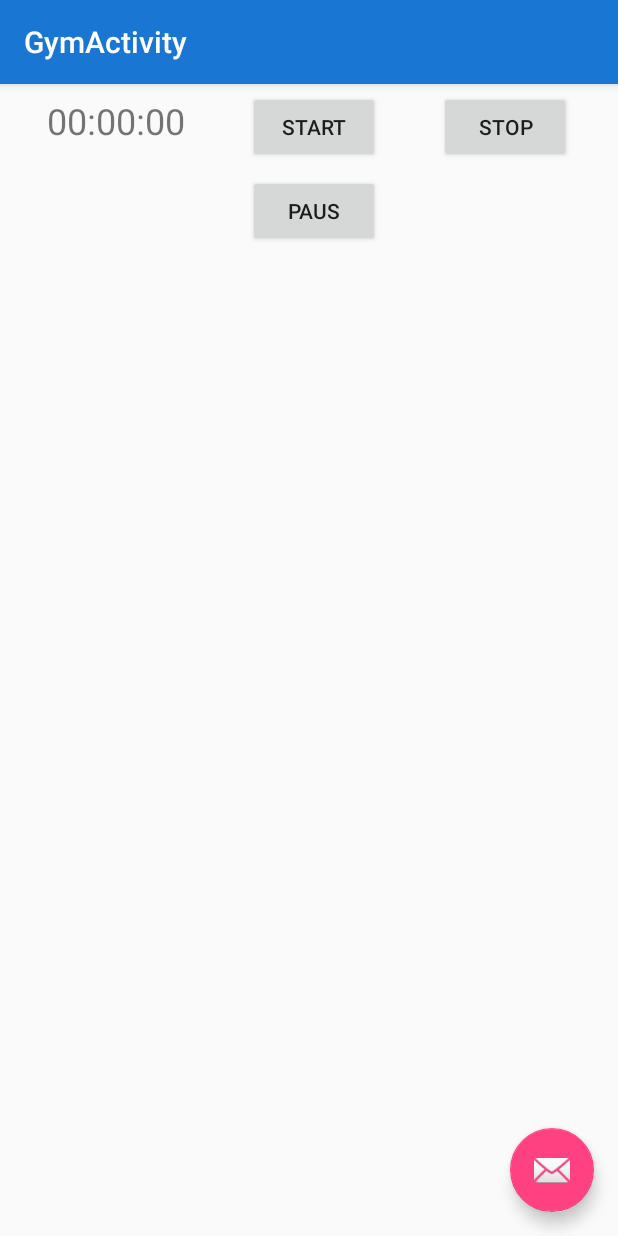
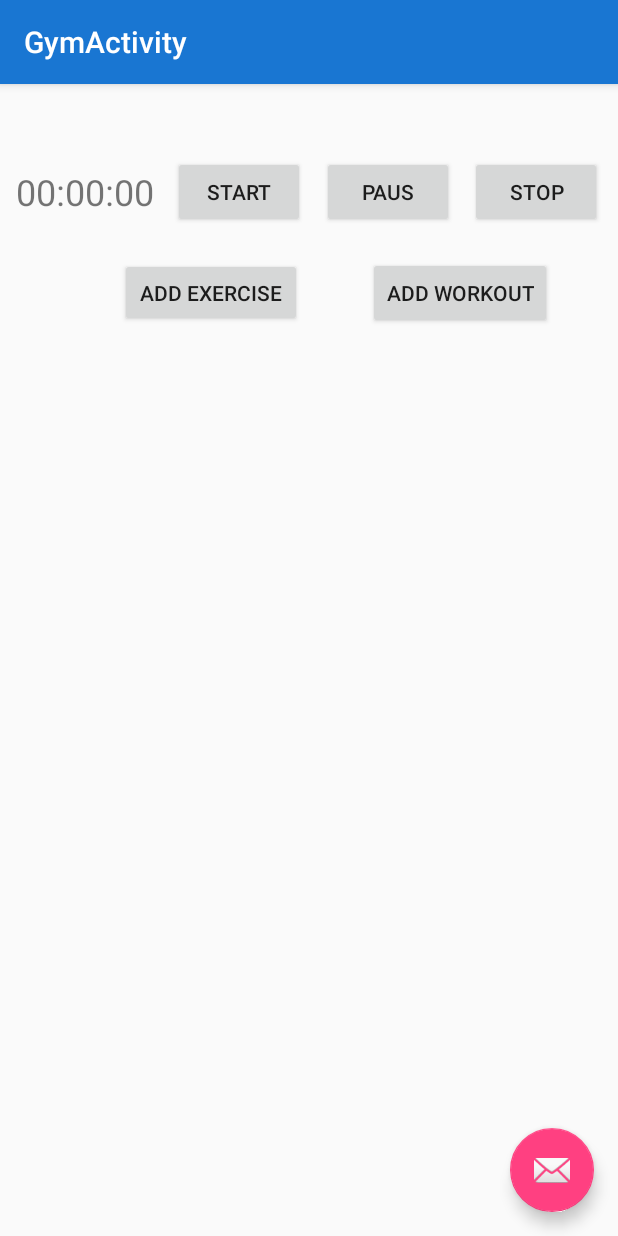
Before and after one commit to rebeccafinne/TraningsApp, an Android app: the screen it shows after launch (GymActivity), on a phone screen of 412 x 824 dp. Run offline under Robolectric (Android 15) with nearby library versions, the phone set to English and light mode, and no system bars.

Commit message:
Fixade så att layouten inte är superknas

```diff
--- a/TrainingApp/app/src/main/java/kandidat/trainingapp/Timer.java
+++ b/TrainingApp/app/src/main/java/kandidat/trainingapp/Timer.java
@@ -36,7 +36,7 @@ public class Timer implements Runnable{
     }
 
     public void pausTimer() {
-        if (!paused) {
+        if (!paused && isRunning) {
             timeWhenPaused = System.currentTimeMillis();
             paused = true;
         }
@@ -68,5 +68,7 @@ public class Timer implements Runnable{
                 e.printStackTrace();
             }
         }
+        //When stoped running, reset text.
+        ((GymActivity) timerContext).updateTimerText("00:00:00"); //TODO något annat än att nollställa
     }
 }
--- a/TrainingApp/app/src/main/res/layout/content_gym.xml
+++ b/TrainingApp/app/src/main/res/layout/content_gym.xml
@@ -9,48 +9,105 @@
     tools:showIn="@layout/activity_gym">
 
     <Button
+        android:id="@+id/btn_add_wrkout"
+        android:layout_width="wrap_content"
+        android:layout_height="wrap_content"
+        android:layout_marginEnd="8dp"
+        android:layout_marginStart="8dp"
+        android:layout_weight="1"
+        android:text="@string/add_wrkout"
+        app:layout_constraintBottom_toBottomOf="@+id/btn_add_ex"
+        app:layout_constraintEnd_toEndOf="parent"
+        app:layout_constraintHorizontal_bias="0.5"
+        app:layout_constraintStart_toEndOf="@+id/btn_add_ex"
+        app:layout_constraintTop_toTopOf="@+id/btn_add_ex" />
+
+    <Button
+        android:id="@+id/btn_add_ex"
+        android:layout_width="121dp"
+        android:layout_height="46dp"
+        android:layout_marginStart="44dp"
+        android:layout_marginTop="20dp"
+        android:layout_weight="1"
+        android:text="@string/add_ex"
+        app:layout_constraintEnd_toStartOf="@+id/btn_add_wrkout"
+        app:layout_constraintHorizontal_bias="0.5"
+        app:layout_constraintStart_toStartOf="parent"
+        app:layout_constraintTop_toBottomOf="@+id/btn_timer_start"
+        android:layout_marginLeft="44dp" />
+
+    <TextView
+        android:id="@+id/timer_text"
+        android:layout_width="102dp"
+        android:layout_height="wrap_content"
+        android:layout_marginBottom="8dp"
+        android:layout_marginStart="8dp"
+        android:layout_marginTop="8dp"
+        android:layout_weight="1"
+        android:text="00:00:00"
+        android:textSize="24sp"
+        app:layout_constraintBottom_toBottomOf="parent"
+        app:layout_constraintEnd_toStartOf="@+id/btn_timer_start"
+        app:layout_constraintHorizontal_bias="0.5"
+        app:layout_constraintStart_toStartOf="parent"
+        app:layout_constraintTop_toTopOf="parent"
+        app:layout_constraintVertical_bias="0.066"
+        android:layout_marginLeft="8dp" />
+
+    <Button
+        android:id="@+id/btn_timer_stop"
+        android:layout_width="wrap_content"
+        android:layout_height="wrap_content"
+        android:layout_marginEnd="8dp"
+        android:layout_weight="1"
+        android:text="@string/stop_timer"
+        app:layout_constraintBottom_toBottomOf="@+id/btn_timer_paus"
+        app:layout_constraintEnd_toEndOf="parent"
+        app:layout_constraintHorizontal_bias="0.5"
+        app:layout_constraintStart_toEndOf="@+id/btn_timer_paus"
+        app:layout_constraintTop_toTopOf="@+id/btn_timer_paus"
+        app:layout_constraintVertical_bias="0.0"
+        android:layout_marginRight="8dp" />
+
+    <Button
         android:id="@+id/btn_timer_start"
         android:layout_width="wrap_content"
         android:layout_height="wrap_content"
-        android:layout_marginEnd="8dp"
-        android:layout_marginTop="8dp"
+        android:layout_weight="1"
         android:text="@string/start_pause_timer"
         app:layout_constraintBottom_toBottomOf="@+id/timer_text"
-        app:layout_constraintEnd_toStartOf="@+id/btn_timer_stop"
+        app:layout_constraintEnd_toStartOf="@+id/btn_timer_paus"
         app:layout_constraintHorizontal_bias="0.5"
         app:layout_constraintStart_toEndOf="@+id/timer_text"
         app:layout_constraintTop_toTopOf="@+id/timer_text" />
 
     <Button
-        android:id="@+id/btn_timer_stop"
-        android:layout_width="wrap_content"
-        android:layout_height="wrap_content"
-        android:text="@string/stop_timer"
-        app:layout_constraintBottom_toBottomOf="@+id/btn_timer_start"
-        app:layout_constraintEnd_toEndOf="parent"
-        app:layout_constraintHorizontal_bias="0.5"
-        app:layout_constraintStart_toEndOf="@+id/btn_timer_start"
-        app:layout_constraintTop_toTopOf="@+id/btn_timer_start" />
-
-    <TextView
-        android:id="@+id/timer_text"
-        android:layout_width="102dp"
-        android:layout_height="wrap_content"
-        android:layout_marginTop="8dp"
-        android:text="00:00:00"
-        android:textSize="24sp"
-        app:layout_constraintEnd_toStartOf="@+id/btn_timer_start"
-        app:layout_constraintHorizontal_bias="0.5"
-        app:layout_constraintStart_toStartOf="parent"
-        app:layout_constraintTop_toTopOf="parent" />
-
-    <Button
         android:id="@+id/btn_timer_paus"
         android:layout_width="wrap_content"
         android:layout_height="wrap_content"
+        android:layout_marginEnd="8dp"
+        android:layout_marginStart="8dp"
+        android:layout_weight="1"
+        android:text="@string/paus_timer"
+        app:layout_constraintBottom_toBottomOf="@+id/btn_timer_start"
+        app:layout_constraintEnd_toStartOf="@+id/btn_timer_stop"
+        app:layout_constraintHorizontal_bias="0.5"
+        app:layout_constraintStart_toEndOf="@+id/btn_timer_start"
+        app:layout_constraintTop_toTopOf="@+id/btn_timer_start"
+        app:layout_constraintVertical_bias="0.0" />
+
+    <ListView
+        android:layout_width="0dp"
+        android:layout_height="328dp"
+        android:layout_marginBottom="8dp"
+        android:layout_marginEnd="8dp"
+        android:layout_marginStart="8dp"
         android:layout_marginTop="8dp"
-        android:text="@string/paus_timer"
-        app:layout_constraintEnd_toEndOf="@+id/btn_timer_start"
-        app:layout_constraintStart_toStartOf="@+id/btn_timer_start"
-        app:layout_constraintTop_toBottomOf="@+id/btn_timer_start" />
+        app:layout_constraintBottom_toBottomOf="parent"
+        app:layout_constraintEnd_toEndOf="parent"
+        app:layout_constraintHorizontal_bias="0.0"
+        app:layout_constraintStart_toStartOf="parent"
+        app:layout_constraintTop_toTopOf="parent"
+        app:layout_constraintVertical_bias="0.952" />
+
 </android.support.constraint.ConstraintLayout>
--- a/TrainingApp/app/src/main/res/values/strings.xml
+++ b/TrainingApp/app/src/main/res/values/strings.xml
@@ -37,5 +37,7 @@
     <string name="start_pause_timer">Start</string>
     <string name="stop_timer">Stop</string>
     <string name="paus_timer">Paus</string>
+    <string name="add_ex">Add exercise</string>
+    <string name="add_wrkout">Add Workout</string>
 
 </resources>
```
